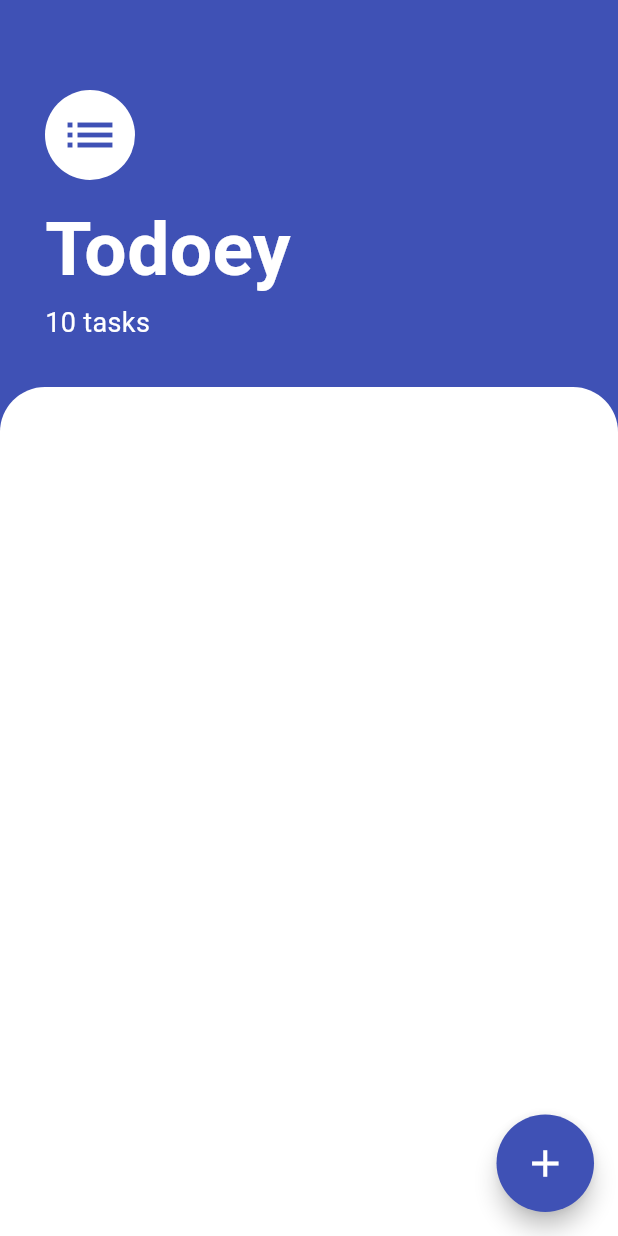
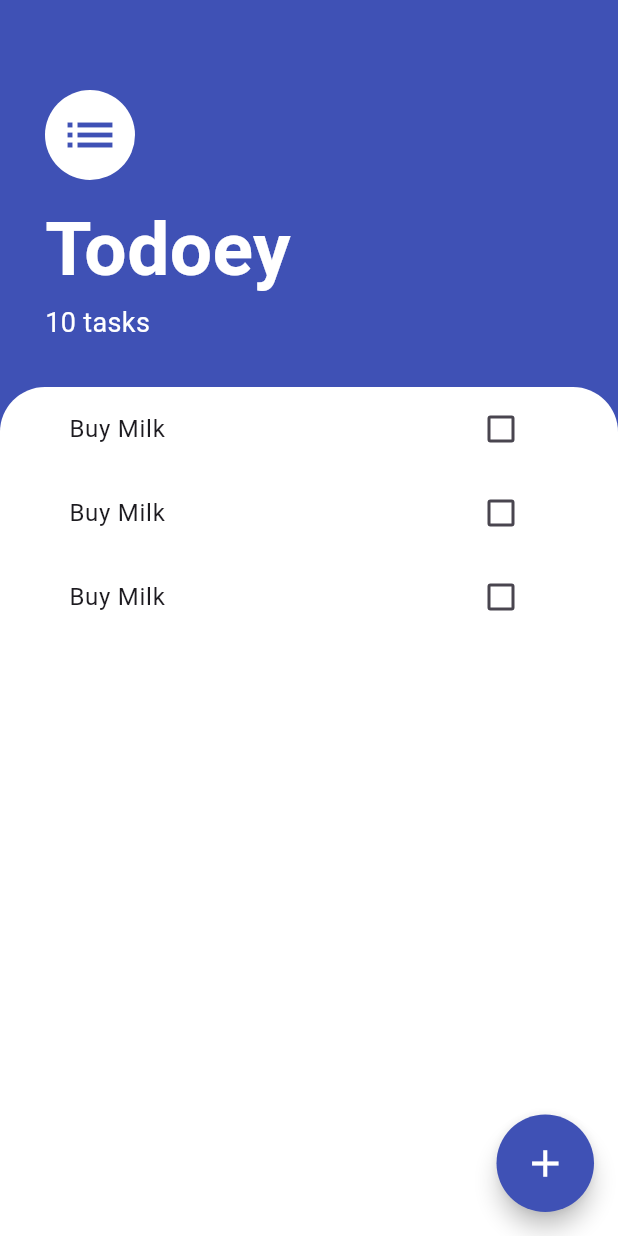
Before and after one commit to mr-schway/todoey, a Flutter app: the screen it shows after launch, on a phone screen of 412 x 824 dp. Run offline on Flutter 3.47's test engine with Material 3 defaults, Android fonts, the phone set to English and light mode, and no system bars.

Commit message:
Add tasklist

```diff
--- a/lib/screens/tasks_screen.dart
+++ b/lib/screens/tasks_screen.dart
@@ -1,4 +1,5 @@
 import 'package:flutter/material.dart';
+import 'package:todoey/widgets/task_tile.dart';
 
 class TasksScreen extends StatelessWidget {
   const TasksScreen({super.key});
@@ -48,12 +49,20 @@ class TasksScreen extends StatelessWidget {
           ),
           Expanded(
             child: Container(
+              padding: const EdgeInsets.symmetric(horizontal: 30),
               decoration: const BoxDecoration(
                 color: Colors.white,
                 borderRadius: BorderRadius.only(
                   topLeft: Radius.circular(30),
                   topRight: Radius.circular(30),
                 ),
+              ),
+              child: ListView(
+                children: const [
+                  TaskTile(),
+                  TaskTile(),
+                  TaskTile(),
+                ],
               ),
             ),
           ),
--- /dev/null
+++ b/lib/widgets/task_tile.dart
@@ -0,0 +1,18 @@
+import 'package:flutter/material.dart';
+
+class TaskTile extends StatelessWidget {
+  const TaskTile({
+    super.key,
+  });
+
+  @override
+  Widget build(BuildContext context) {
+    return ListTile(
+      title: const Text('Buy Milk'),
+      trailing: Checkbox(
+        value: false,
+        onChanged: (value) {},
+      ),
+    );
+  }
+}
```
